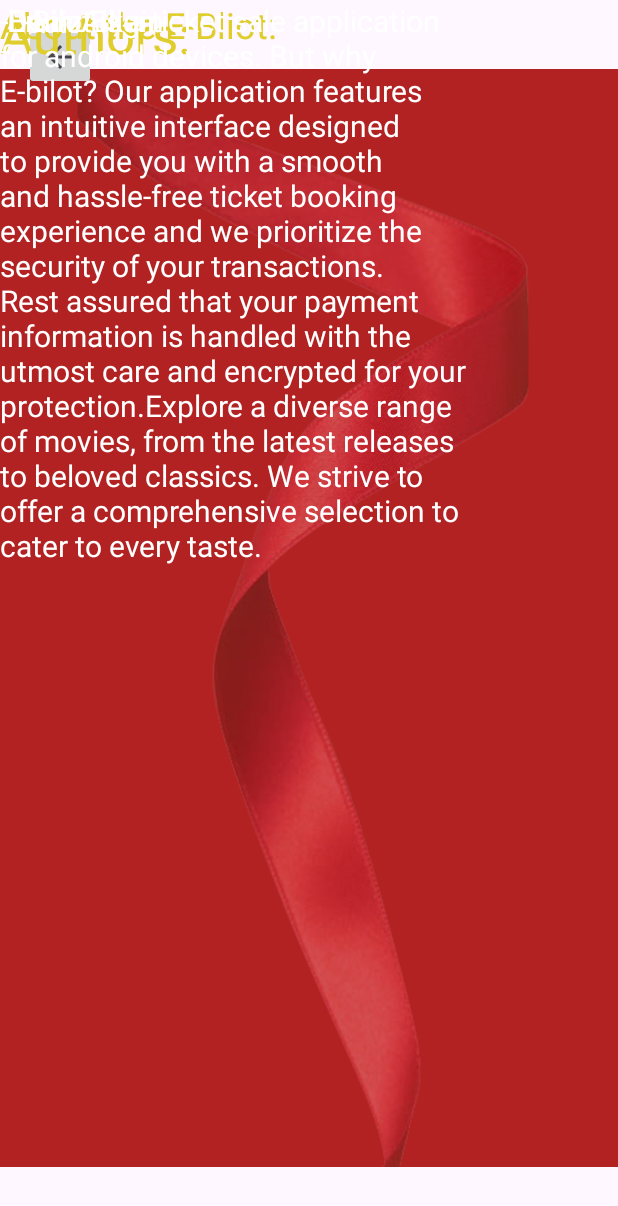
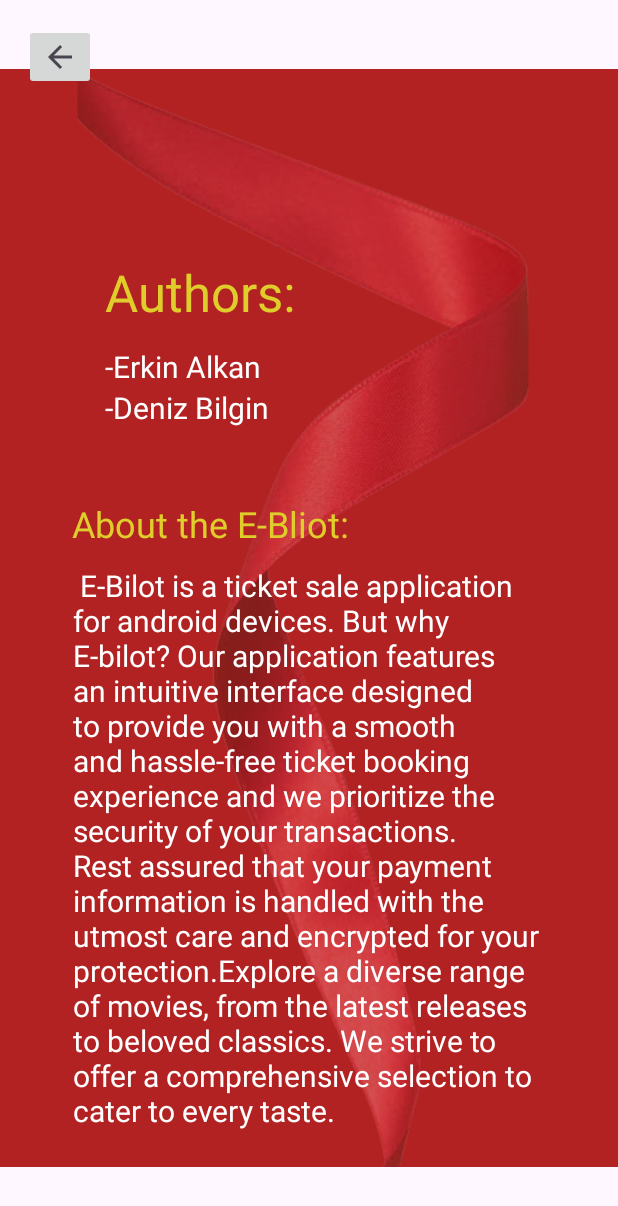
Before and after one commit to ErkinAl/E-Bilot, an Android app: the fragment AboutUs shown on its own in the app's theme, on a phone screen of 412 x 824 dp. Shown: the top 1206 px of the screen. Run offline under Robolectric (Android 15) with nearby library versions, the phone set to English and light mode, and no system bars.

Commit message:
about us confirmed

```diff
--- a/app/src/main/res/layout/fragment_about_us.xml
+++ b/app/src/main/res/layout/fragment_about_us.xml
@@ -37,31 +37,38 @@
             android:id="@+id/textViewAuthors"
             android:layout_width="209dp"
             android:layout_height="45dp"
+            android:layout_marginBottom="13dp"
             android:text="Authors:"
             android:textColor="#DFCD2B"
             android:textSize="34sp"
-            tools:layout_editor_absoluteX="67dp"
-            tools:layout_editor_absoluteY="79dp" />
+            app:layout_constraintBottom_toTopOf="@+id/textView2"
+            app:layout_constraintEnd_toEndOf="parent"
+            app:layout_constraintHorizontal_bias="0.346"
+            app:layout_constraintStart_toStartOf="parent" />
 
         <TextView
             android:id="@+id/textView4"
             android:layout_width="311dp"
             android:layout_height="31dp"
+            android:layout_marginBottom="460dp"
             android:text="About the E-Bliot:"
             android:textColor="#DFCD2B"
             android:textSize="24sp"
-            tools:layout_editor_absoluteX="67dp"
-            tools:layout_editor_absoluteY="253dp" />
+            app:layout_constraintBottom_toBottomOf="@+id/imageView3"
+            app:layout_constraintEnd_toEndOf="parent"
+            app:layout_constraintHorizontal_bias="0.48"
+            app:layout_constraintStart_toStartOf="parent" />
 
         <TextView
             android:id="@+id/textView2"
             android:layout_width="wrap_content"
             android:layout_height="wrap_content"
+            android:layout_marginBottom="566dp"
             android:text="-Erkin Alkan"
             android:textColor="#FFFFFF"
             android:textSize="20sp"
-            tools:layout_editor_absoluteX="70dp"
-            tools:layout_editor_absoluteY="138dp" />
+            app:layout_constraintBottom_toBottomOf="@+id/imageView3"
+            app:layout_constraintStart_toStartOf="@+id/textViewAuthors" />
 
         <TextView
             android:id="@+id/textView3"
@@ -70,19 +77,23 @@
             android:text="-Deniz Bilgin"
             android:textColor="#FFFFFF"
             android:textSize="20sp"
-            tools:layout_editor_absoluteX="70dp"
-            tools:layout_editor_absoluteY="172dp" />
+            app:layout_constraintStart_toStartOf="@+id/textView2"
+            app:layout_constraintTop_toBottomOf="@+id/textView2" />
 
         <TextView
             android:id="@+id/textView"
             android:layout_width="315dp"
             android:layout_height="406dp"
+            android:layout_marginBottom="41dp"
             android:text=" E-Bilot is a ticket sale application for android devices. But why E-bilot? Our application features an intuitive interface designed to provide you with a smooth and hassle-free ticket booking experience and we prioritize the security of your transactions. Rest assured that your payment information is handled with the utmost care and encrypted for your protection.Explore a diverse range of movies, from the latest releases to beloved classics. We strive to offer a comprehensive selection to cater to every taste.
 "
             android:textColor="#FFFFFF"
             android:textSize="20sp"
-            tools:layout_editor_absoluteX="63dp"
-            tools:layout_editor_absoluteY="297dp" />
+            app:layout_constraintBottom_toBottomOf="@+id/imageView3"
+            app:layout_constraintEnd_toEndOf="parent"
+            app:layout_constraintStart_toStartOf="parent"
+            app:layout_constraintTop_toBottomOf="@+id/textView4"
+            app:layout_constraintVertical_bias="1.0" />
 
     </androidx.constraintlayout.widget.ConstraintLayout>
 
```
